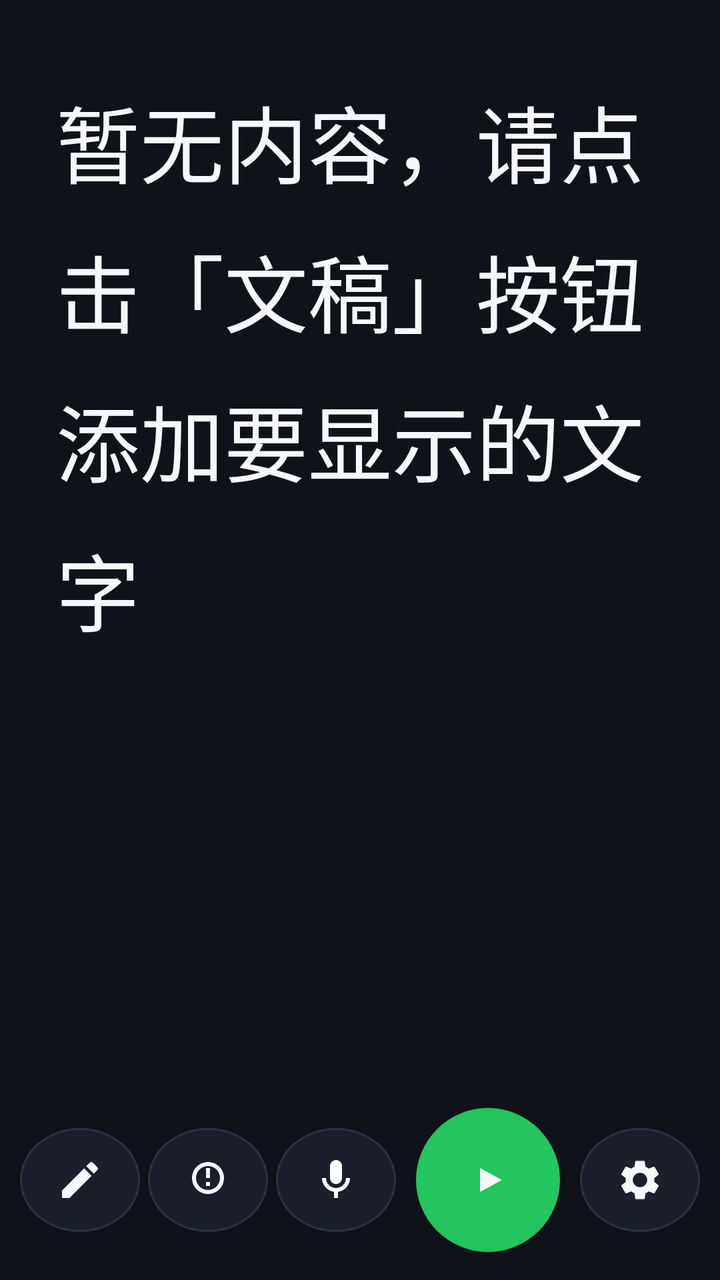
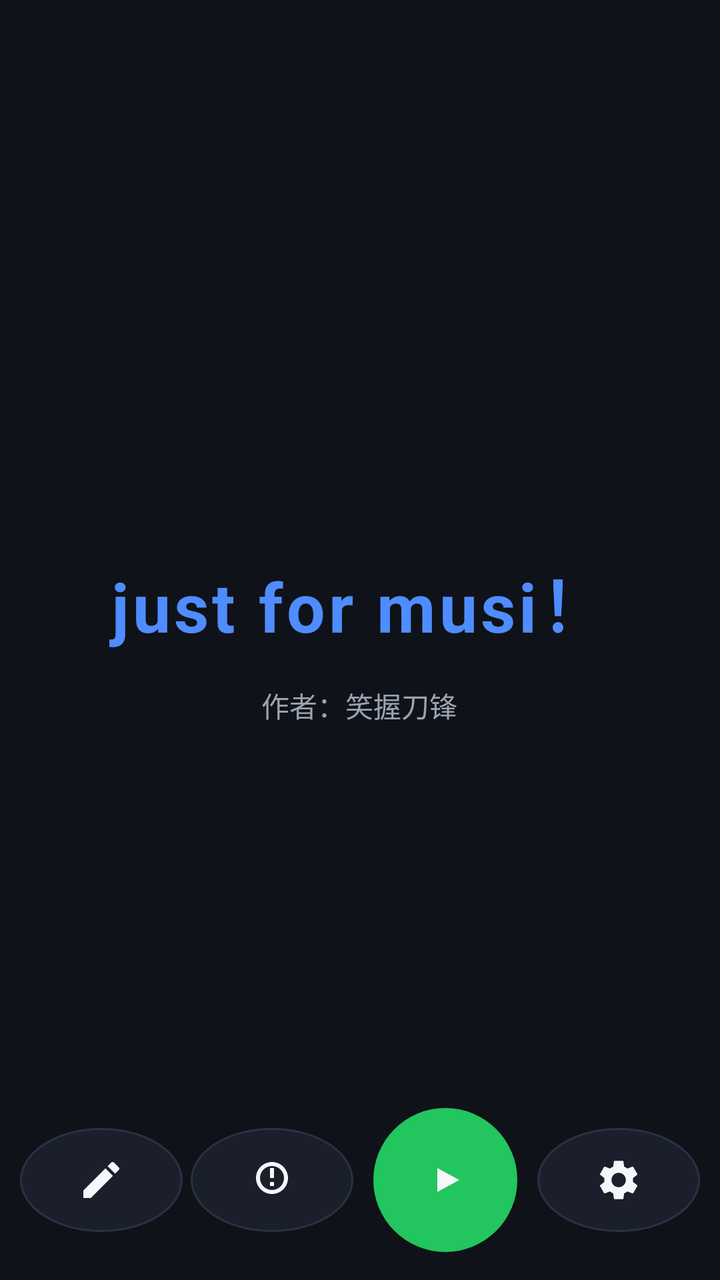

An Android layout rendered at two revisions. The XML below is the earlier revision; the diff shows what the commit changed to produce the second picture.
<!-- AndroidManifest.xml: activity theme Theme.ScrollPrompter -->
<!-- res/layout/activity_main.xml -->
<?xml version="1.0" encoding="utf-8"?>
<androidx.constraintlayout.widget.ConstraintLayout
    xmlns:android="http://schemas.android.com/apk/res/android"
    xmlns:app="http://schemas.android.com/apk/res-auto"
    android:id="@+id/root"
    android:layout_width="match_parent"
    android:layout_height="match_parent"
    android:background="@color/prompter_bg">

    
    <ScrollView
        android:id="@+id/scroll_view"
        android:layout_width="0dp"
        android:layout_height="0dp"
        android:fillViewport="true"
        android:scrollbars="none"
        android:overScrollMode="never"
        app:layout_constraintTop_toTopOf="parent"
        app:layout_constraintBottom_toTopOf="@id/control_bar"
        app:layout_constraintStart_toStartOf="parent"
        app:layout_constraintEnd_toEndOf="parent">

        <TextView
            android:id="@+id/prompter_text"
            android:layout_width="match_parent"
            android:layout_height="wrap_content"
            android:paddingLeft="@dimen/prompter_padding_h"
            android:paddingRight="@dimen/prompter_padding_h"
            android:paddingTop="@dimen/prompter_padding_v"
            android:paddingBottom="@dimen/prompter_padding_v"
            android:textColor="@color/prompter_text"
            android:textSize="42sp"
            android:lineSpacingExtra="14dp"
            android:text="@string/empty_hint"
            android:gravity="top|start" />
    </ScrollView>

    
    <ScrollView
        android:id="@+id/settings_scroll"
        android:layout_width="0dp"
        android:layout_height="wrap_content"
        android:scrollbars="none"
        android:overScrollMode="never"
        app:layout_constraintBottom_toTopOf="@id/control_bar"
        app:layout_constraintStart_toStartOf="parent"
        app:layout_constraintEnd_toEndOf="parent">

        <LinearLayout
            android:id="@+id/settings_panel"
            android:layout_width="match_parent"
            android:layout_height="wrap_content"
            android:orientation="vertical"
            android:background="@drawable/bg_panel"
            android:padding="20dp"
            android:visibility="gone">

            
            <LinearLayout
                android:layout_width="match_parent"
                android:layout_height="wrap_content"
                android:orientation="horizontal"
                android:gravity="center_vertical">
                <TextView
                    android:layout_width="wrap_content"
                    android:layout_height="wrap_content"
                    android:text="@string/label_font_size"
                    android:textColor="@color/prompter_text"
                    android:textSize="15sp" />
                <TextView
                    android:id="@+id/font_value"
                    android:layout_width="wrap_content"
                    android:layout_height="wrap_content"
                    android:layout_marginStart="12dp"
                    android:text="42sp"
                    android:textColor="@color/accent"
                    android:textSize="15sp"
                    android:textStyle="bold" />
            </LinearLayout>
            <LinearLayout
                android:layout_width="match_parent"
                android:layout_height="wrap_content"
                android:orientation="horizontal"
                android:gravity="center_vertical"
                android:layout_marginTop="4dp">
                <SeekBar
                    android:id="@+id/font_seekbar"
                    android:layout_width="0dp"
                    android:layout_height="wrap_content"
                    android:layout_weight="1"
                    android:max="66" />
                <EditText
                    android:id="@+id/font_input"
                    android:layout_width="84dp"
                    android:layout_height="40dp"
                    android:layout_marginStart="12dp"
                    android:background="@drawable/bg_edit"
                    android:hint="@string/font_input_hint"
                    android:textColorHint="@color/prompter_text_dim"
                    android:textColor="@color/prompter_text"
                    android:textSize="14sp"
                    android:gravity="center"
                    android:maxLength="4"
                    android:imeOptions="actionDone"
                    android:importantForAutofill="no"
                    android:inputType="numberDecimal" />
            </LinearLayout>

            
            <LinearLayout
                android:layout_width="match_parent"
                android:layout_height="wrap_content"
                android:orientation="horizontal"
                android:gravity="center_vertical"
                android:layout_marginTop="12dp">
                <TextView
                    android:layout_width="wrap_content"
                    android:layout_height="wrap_content"
                    android:text="@string/label_scroll_speed"
                    android:textColor="@color/prompter_text"
                    android:textSize="15sp" />
                <TextView
                    android:id="@+id/speed_value"
                    android:layout_width="wrap_content"
                    android:layout_height="wrap_content"
                    android:layout_marginStart="12dp"
                    android:text=""
                    android:textColor="@color/accent"
                    android:textSize="15sp"
                    android:textStyle="bold" />
            </LinearLayout>
            <SeekBar
                android:id="@+id/speed_seekbar"
                android:layout_width="match_parent"
                android:layout_height="wrap_content"
                android:layout_marginTop="4dp"
                android:max="784" />

            
            <TextView
                android:layout_width="wrap_content"
                android:layout_height="wrap_content"
                android:layout_marginTop="16dp"
                android:text="@string/label_text_color"
                android:textColor="@color/prompter_text"
                android:textSize="15sp" />
            <LinearLayout
                android:layout_width="match_parent"
                android:layout_height="wrap_content"
                android:orientation="horizontal"
                android:layout_marginTop="8dp">

                <FrameLayout
                    android:id="@+id/color_white"
                    android:layout_width="0dp"
                    android:layout_height="40dp"
                    android:layout_weight="1"
                    android:layout_marginEnd="8dp"
                    android:background="@drawable/bg_color_swatch">
                    <View
                        android:layout_width="match_parent"
                        android:layout_height="match_parent"
                        android:background="@drawable/bg_swatch_fill"
                        android:backgroundTint="@color/prompter_text" />
                </FrameLayout>

                <FrameLayout
                    android:id="@+id/color_yellow"
                    android:layout_width="0dp"
                    android:layout_height="40dp"
                    android:layout_weight="1"
                    android:layout_marginEnd="8dp"
                    android:background="@drawable/bg_color_swatch">
                    <View
                        android:layout_width="match_parent"
                        android:layout_height="match_parent"
                        android:background="@drawable/bg_swatch_fill"
                        android:backgroundTint="@color/text_yellow" />
                </FrameLayout>

                <FrameLayout
                    android:id="@+id/color_green"
                    android:layout_width="0dp"
                    android:layout_height="40dp"
                    android:layout_weight="1"
                    android:layout_marginEnd="8dp"
                    android:background="@drawable/bg_color_swatch">
                    <View
                        android:layout_width="match_parent"
                        android:layout_height="match_parent"
                        android:background="@drawable/bg_swatch_fill"
                        android:backgroundTint="@color/text_green" />
                </FrameLayout>

                <FrameLayout
                    android:id="@+id/color_cyan"
                    android:layout_width="0dp"
                    android:layout_height="40dp"
                    android:layout_weight="1"
                    android:layout_marginEnd="8dp"
                    android:background="@drawable/bg_color_swatch">
                    <View
                        android:layout_width="match_parent"
                        android:layout_height="match_parent"
                        android:background="@drawable/bg_swatch_fill"
                        android:backgroundTint="@color/text_cyan" />
                </FrameLayout>

                <FrameLayout
                    android:id="@+id/color_orange"
                    android:layout_width="0dp"
                    android:layout_height="40dp"
                    android:layout_weight="1"
                    android:layout_marginEnd="8dp"
                    android:background="@drawable/bg_color_swatch">
                    <View
                        android:layout_width="match_parent"
                        android:layout_height="match_parent"
                        android:background="@drawable/bg_swatch_fill"
                        android:backgroundTint="@color/text_orange" />
                </FrameLayout>

                <FrameLayout
                    android:id="@+id/color_pink"
                    android:layout_width="0dp"
                    android:layout_height="40dp"
                    android:layout_weight="1"
                    android:background="@drawable/bg_color_swatch">
                    <View
                        android:layout_width="match_parent"
                        android:layout_height="match_parent"
                        android:background="@drawable/bg_swatch_fill"
                        android:backgroundTint="@color/text_pink" />
                </FrameLayout>
            </LinearLayout>

            
            <LinearLayout
                android:layout_width="match_parent"
                android:layout_height="wrap_content"
                android:orientation="horizontal"
                android:gravity="center_vertical"
                android:layout_marginTop="16dp">
                <TextView
                    android:layout_width="0dp"
                    android:layout_height="wrap_content"
                    android:layout_weight="1"
                    android:text="@string/label_follow_screen"
                    android:textColor="@color/prompter_text"
                    android:textSize="15sp" />
                <com.google.android.material.switchmaterial.SwitchMaterial
                    android:id="@+id/switch_follow_screen"
                    android:layout_width="wrap_content"
                    android:layout_height="wrap_content" />
            </LinearLayout>
            <TextView
                android:layout_width="match_parent"
                android:layout_height="wrap_content"
                android:layout_marginTop="4dp"
                android:text="@string/follow_screen_desc"
                android:textColor="@color/prompter_text_dim"
                android:textSize="12sp" />
        </LinearLayout>
    </ScrollView>

    
    <LinearLayout
        android:id="@+id/control_bar"
        android:layout_width="0dp"
        android:layout_height="wrap_content"
        android:orientation="horizontal"
        android:gravity="center"
        android:paddingLeft="10dp"
        android:paddingRight="10dp"
        android:paddingTop="10dp"
        android:paddingBottom="14dp"
        android:background="#CC0F1218"
        app:layout_constraintBottom_toBottomOf="parent"
        app:layout_constraintStart_toStartOf="parent"
        app:layout_constraintEnd_toEndOf="parent">

        
        <ImageButton
            android:id="@+id/btn_edit"
            android:layout_width="0dp"
            android:layout_height="@dimen/control_size"
            android:layout_weight="1"
            android:maxWidth="64dp"
            android:background="@drawable/bg_button_round"
            android:src="@drawable/ic_edit"
            android:contentDescription="@string/btn_edit"
            android:scaleType="centerInside"
            android:padding="12dp" />

        
        <ImageButton
            android:id="@+id/btn_brightness"
            android:layout_width="0dp"
            android:layout_height="@dimen/control_size"
            android:layout_weight="1"
            android:maxWidth="64dp"
            android:layout_marginStart="@dimen/control_margin"
            android:background="@drawable/bg_button_round"
            android:src="@drawable/ic_brightness"
            android:contentDescription="@string/btn_brightness"
            android:scaleType="centerInside"
            android:padding="12dp" />

        
        <ImageButton
            android:id="@+id/btn_mic"
            android:layout_width="0dp"
            android:layout_height="@dimen/control_size"
            android:layout_weight="1"
            android:maxWidth="64dp"
            android:layout_marginStart="@dimen/control_margin"
            android:background="@drawable/bg_button_round"
            android:src="@drawable/ic_mic"
            android:contentDescription="@string/btn_mic"
            android:scaleType="centerInside"
            android:padding="12dp" />

        
        <ImageButton
            android:id="@+id/btn_play"
            android:layout_width="72dp"
            android:layout_height="72dp"
            android:layout_marginStart="10dp"
            android:background="@drawable/bg_play_round"
            android:src="@drawable/ic_play"
            android:contentDescription="@string/btn_play"
            android:scaleType="centerInside"
            android:padding="20dp" />

        
        <ImageButton
            android:id="@+id/btn_settings"
            android:layout_width="0dp"
            android:layout_height="@dimen/control_size"
            android:layout_weight="1"
            android:maxWidth="64dp"
            android:layout_marginStart="10dp"
            android:background="@drawable/bg_button_round"
            android:src="@drawable/ic_settings"
            android:contentDescription="@string/btn_settings"
            android:scaleType="centerInside"
            android:padding="12dp" />
    </LinearLayout>

</androidx.constraintlayout.widget.ConstraintLayout>
<!-- resources referenced by this layout -->
<resources>
  <color name="accent">#4F8CFF</color>
  <color name="prompter_bg">#0F1218</color>
  <color name="prompter_text">#F5F7FA</color>
  <color name="prompter_text_dim">#9AA3B2</color>
  <color name="text_cyan">#4DD0E1</color>
  <color name="text_green">#66BB6A</color>
  <color name="text_orange">#FFA726</color>
  <color name="text_pink">#F06292</color>
  <color name="text_yellow">#FFD54F</color>
  <dimen name="control_margin">4dp</dimen>
  <dimen name="control_size">52dp</dimen>
  <dimen name="prompter_padding_h">28dp</dimen>
  <dimen name="prompter_padding_v">40dp</dimen>
  <!-- drawable bg_button_round (drawable) -->
  <?xml version="1.0" encoding="utf-8"?>
  <shape xmlns:android="http://schemas.android.com/apk/res/android" android:shape="oval">
      <solid android:color="@color/prompter_bg_alt" />
      <stroke android:width="1dp" android:color="#2A3242" />
  </shape>
  <!-- drawable bg_color_swatch (drawable) -->
  <?xml version="1.0" encoding="utf-8"?>
  <shape xmlns:android="http://schemas.android.com/apk/res/android"
      android:shape="rectangle">
      <solid android:color="#00000000" />
      <stroke android:width="1dp" android:color="#33F5F7FA" />
      <corners android:radius="10dp" />
  </shape>
  <!-- drawable bg_edit (drawable) -->
  <?xml version="1.0" encoding="utf-8"?>
  <shape xmlns:android="http://schemas.android.com/apk/res/android" android:shape="rectangle">
      <solid android:color="#1E2532" />
      <corners android:radius="12dp" />
      <stroke android:width="1dp" android:color="#2E3648" />
  </shape>
  <!-- drawable bg_panel (drawable) -->
  <?xml version="1.0" encoding="utf-8"?>
  <shape xmlns:android="http://schemas.android.com/apk/res/android" android:shape="rectangle">
      <solid android:color="#141926" />
      <corners android:radius="20dp" />
      <stroke android:width="1dp" android:color="#2A3242" />
  </shape>
  <!-- drawable bg_play_round (drawable) -->
  <?xml version="1.0" encoding="utf-8"?>
  <shape xmlns:android="http://schemas.android.com/apk/res/android" android:shape="oval">
      <solid android:color="@color/play_green" />
  </shape>
  <!-- drawable bg_swatch_fill (drawable) -->
  <?xml version="1.0" encoding="utf-8"?>
  <shape xmlns:android="http://schemas.android.com/apk/res/android"
      android:shape="rectangle">
      <solid android:color="#FFFFFF" />
      <corners android:radius="8dp" />
  </shape>
  <!-- drawable ic_mic (drawable) -->
  <vector xmlns:android="http://schemas.android.com/apk/res/android"
      android:width="24dp"
      android:height="24dp"
      android:viewportWidth="24"
      android:viewportHeight="24">
      <path
          android:fillColor="#FFFFFF"
          android:pathData="M12,14c1.66,0 3,-1.34 3,-3V5c0,-1.66 -1.34,-3 -3,-3S9,3.34 9,5v6c0,1.66 1.34,3 3,3zM17,11c0,2.76 -2.24,5 -5,5s-5,-2.24 -5,-5H5c0,3.53 2.61,6.43 6,6.92V21h2v-3.08c3.39,-0.49 6,-3.39 6,-6.92h-2z" />
  </vector>
  <!-- drawable ic_play (drawable) -->
  <?xml version="1.0" encoding="utf-8"?>
  <vector xmlns:android="http://schemas.android.com/apk/res/android"
      android:width="24dp" android:height="24dp"
      android:viewportWidth="24" android:viewportHeight="24">
      <path android:fillColor="#F5F7FA"
          android:pathData="M8,6l11,6l-11,6z" />
  </vector>
  <string name="btn_brightness">亮度</string>
  <string name="btn_edit">文稿</string>
  <string name="btn_mic">语音跟随</string>
  <string name="btn_play">播放</string>
  <string name="btn_settings">设置</string>
  <string name="empty_hint">暂无内容，请点击「文稿」按钮添加要显示的文字</string>
  <string name="follow_screen_desc">开启：控制栏在横屏、竖屏下都自动贴底显示（推荐）。关闭：播放时控制栏自动隐藏，点屏幕任意处呼出。</string>
  <string name="font_input_hint">12~200</string>
  <string name="label_follow_screen">跟随屏幕</string>
  <string name="label_font_size">字体大小</string>
  <string name="label_scroll_speed">滚动速度</string>
  <string name="label_text_color">文字颜色</string>
  <color name="prompter_bg_alt">#1A1F2B</color>
  <color name="play_green">#22C55E</color>
  <color name="accent_dark">#3A6FD8</color>
  <color name="white">#FFFFFF</color>
  <!-- unchanged entries left out for length: 4 -->
</resources>

<!-- the commit's change to res/layout/activity_main.xml (unified diff, before → after) -->
@@ -260,8 +260,105 @@
                 android:text="@string/follow_screen_desc"
                 android:textColor="@color/prompter_text_dim"
                 android:textSize="12sp" />
+
+            
+            <LinearLayout
+                android:layout_width="match_parent"
+                android:layout_height="wrap_content"
+                android:orientation="horizontal"
+                android:gravity="center_vertical"
+                android:layout_marginTop="16dp">
+                <TextView
+                    android:layout_width="0dp"
+                    android:layout_height="wrap_content"
+                    android:layout_weight="1"
+                    android:text="@string/label_voice_follow"
+                    android:textColor="@color/prompter_text"
+                    android:textSize="15sp" />
+                <com.google.android.material.switchmaterial.SwitchMaterial
+                    android:id="@+id/switch_voice_follow"
+                    android:layout_width="wrap_content"
+                    android:layout_height="wrap_content" />
+            </LinearLayout>
+
+            
+            <LinearLayout
+                android:layout_width="match_parent"
+                android:layout_height="wrap_content"
+                android:orientation="horizontal"
+                android:gravity="center_vertical"
+                android:layout_marginTop="12dp">
+                <TextView
+                    android:layout_width="wrap_content"
+                    android:layout_height="wrap_content"
+                    android:text="@string/label_sensitivity"
+                    android:textColor="@color/prompter_text"
+                    android:textSize="15sp" />
+                <TextView
+                    android:id="@+id/sensitivity_value"
+                    android:layout_width="wrap_content"
+                    android:layout_height="wrap_content"
+                    android:layout_marginStart="12dp"
+                    android:text="×3.0"
+                    android:textColor="@color/accent"
+                    android:textSize="15sp"
+                    android:textStyle="bold" />
+            </LinearLayout>
+            <SeekBar
+                android:id="@+id/sensitivity_seekbar"
+                android:layout_width="match_parent"
+                android:layout_height="wrap_content"
+                android:layout_marginTop="4dp"
+                android:max="10" />
+
+            
+            <TextView
+                android:layout_width="match_parent"
+                android:layout_height="wrap_content"
+                android:layout_marginTop="20dp"
+                android:gravity="center"
+                android:text="@string/author_name"
+                android:textColor="@color/prompter_text_dim"
+                android:textSize="13sp" />
         </LinearLayout>
     </ScrollView>
+
+    
+    <FrameLayout
+        android:id="@+id/splash_overlay"
+        android:layout_width="0dp"
+        android:layout_height="0dp"
+        android:background="@color/prompter_bg"
+        android:clickable="true"
+        android:focusable="true"
+        app:layout_constraintTop_toTopOf="parent"
+        app:layout_constraintBottom_toBottomOf="parent"
+        app:layout_constraintStart_toStartOf="parent"
+        app:layout_constraintEnd_toEndOf="parent">
+
+        <LinearLayout
+            android:layout_width="wrap_content"
+            android:layout_height="wrap_content"
+            android:orientation="vertical"
+            android:gravity="center"
+            android:layout_gravity="center">
+            <TextView
+                android:layout_width="wrap_content"
+                android:layout_height="wrap_content"
+                android:text="@string/splash_text"
+                android:textColor="@color/accent"
+                android:textSize="34sp"
+                android:textStyle="bold"
+                android:letterSpacing="0.05" />
+            <TextView
+                android:layout_width="wrap_content"
+                android:layout_height="wrap_content"
+                android:layout_marginTop="16dp"
+                android:text="@string/author_name"
+                android:textColor="@color/prompter_text_dim"
+                android:textSize="14sp" />
+        </LinearLayout>
+    </FrameLayout>
 
     
     <LinearLayout
@@ -308,20 +405,6 @@
 
         
         <ImageButton
-            android:id="@+id/btn_mic"
-            android:layout_width="0dp"
-            android:layout_height="@dimen/control_size"
-            android:layout_weight="1"
-            android:maxWidth="64dp"
-            android:layout_marginStart="@dimen/control_margin"
-            android:background="@drawable/bg_button_round"
-            android:src="@drawable/ic_mic"
-            android:contentDescription="@string/btn_mic"
-            android:scaleType="centerInside"
-            android:padding="12dp" />
-
-        
-        <ImageButton
             android:id="@+id/btn_play"
             android:layout_width="72dp"
             android:layout_height="72dp"
<!-- resource entries referenced after the edit -->
@@ -53,16 +53,6 @@
       <solid android:color="#FFFFFF" />
       <corners android:radius="8dp" />
   </shape>
-  <!-- drawable ic_mic (drawable) -->
-  <vector xmlns:android="http://schemas.android.com/apk/res/android"
-      android:width="24dp"
-      android:height="24dp"
-      android:viewportWidth="24"
-      android:viewportHeight="24">
-      <path
-          android:fillColor="#FFFFFF"
-          android:pathData="M12,14c1.66,0 3,-1.34 3,-3V5c0,-1.66 -1.34,-3 -3,-3S9,3.34 9,5v6c0,1.66 1.34,3 3,3zM17,11c0,2.76 -2.24,5 -5,5s-5,-2.24 -5,-5H5c0,3.53 2.61,6.43 6,6.92V21h2v-3.08c3.39,-0.49 6,-3.39 6,-6.92h-2z" />
-  </vector>
   <!-- drawable ic_play (drawable) -->
   <?xml version="1.0" encoding="utf-8"?>
   <vector xmlns:android="http://schemas.android.com/apk/res/android"
@@ -71,9 +61,9 @@
       <path android:fillColor="#F5F7FA"
           android:pathData="M8,6l11,6l-11,6z" />
   </vector>
+  <string name="author_name">作者：笑握刀锋</string>
   <string name="btn_brightness">亮度</string>
   <string name="btn_edit">文稿</string>
-  <string name="btn_mic">语音跟随</string>
   <string name="btn_play">播放</string>
   <string name="btn_settings">设置</string>
   <string name="empty_hint">暂无内容，请点击「文稿」按钮添加要显示的文字</string>
@@ -82,7 +72,10 @@
   <string name="label_follow_screen">跟随屏幕</string>
   <string name="label_font_size">字体大小</string>
   <string name="label_scroll_speed">滚动速度</string>
+  <string name="label_sensitivity">跟随灵敏度</string>
   <string name="label_text_color">文字颜色</string>
+  <string name="label_voice_follow">语音跟随（朗读滚动/停顿暂停）</string>
+  <string name="splash_text">just for musi！</string>
   <color name="prompter_bg_alt">#1A1F2B</color>
   <color name="play_green">#22C55E</color>
   <color name="accent_dark">#3A6FD8</color>
